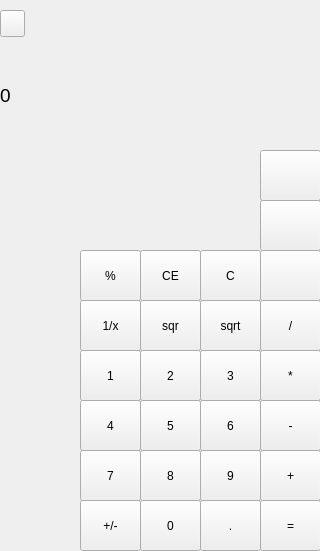
IceSun39/QtCalculator, file MainWindow.ui: the form before one commit.
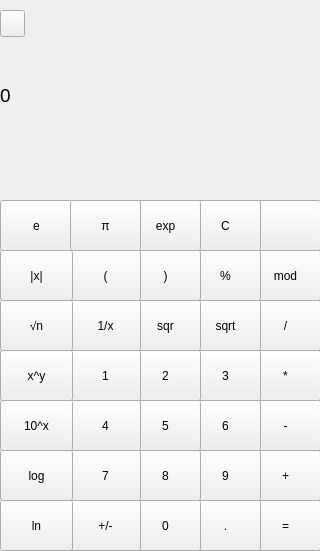
The form after the commit. Icons and pictures are not drawn.

Commit message: add pabd e button

What changed in the file:
```diff
--- a/MainWindow.ui
+++ b/MainWindow.ui
@@ -27,7 +27,7 @@
      <number>1</number>
     </property>
     <widget class="QWidget" name="page">
-     <widget class="QWidget" name="widgetEngineering" native="true">
+     <widget class="QWidget" name="widgetStandart" native="true">
       <property name="enabled">
        <bool>true</bool>
       </property>
@@ -35,7 +35,7 @@
        <rect>
         <x>0</x>
         <y>0</y>
-        <width>321</width>
+        <width>320</width>
         <height>551</height>
        </rect>
       </property>
@@ -455,7 +455,7 @@
      </widget>
     </widget>
     <widget class="QWidget" name="page_2">
-     <widget class="QWidget" name="widgetStandart" native="true">
+     <widget class="QWidget" name="widgetEngenireeng" native="true">
       <property name="enabled">
        <bool>true</bool>
       </property>
@@ -463,16 +463,16 @@
        <rect>
         <x>0</x>
         <y>0</y>
-        <width>331</width>
+        <width>320</width>
         <height>551</height>
        </rect>
       </property>
       <widget class="QPushButton" name="reverseNumber1">
        <property name="geometry">
         <rect>
-         <x>80</x>
+         <x>70</x>
          <y>300</y>
-         <width>61</width>
+         <width>71</width>
          <height>51</height>
         </rect>
        </property>
@@ -483,9 +483,9 @@
       <widget class="QPushButton" name="deleteButton1">
        <property name="geometry">
         <rect>
-         <x>260</x>
-         <y>250</y>
-         <width>61</width>
+         <x>250</x>
+         <y>200</y>
+         <width>71</width>
          <height>51</height>
         </rect>
        </property>
@@ -502,9 +502,9 @@
       <widget class="QPushButton" name="sixNum1">
        <property name="geometry">
         <rect>
-         <x>200</x>
+         <x>190</x>
          <y>400</y>
-         <width>61</width>
+         <width>71</width>
          <height>51</height>
         </rect>
        </property>
@@ -518,9 +518,9 @@
       <widget class="QPushButton" name="squareNumber1">
        <property name="geometry">
         <rect>
-         <x>140</x>
+         <x>130</x>
          <y>300</y>
-         <width>61</width>
+         <width>71</width>
          <height>51</height>
         </rect>
        </property>
@@ -528,25 +528,12 @@
         <string>sqr</string>
        </property>
       </widget>
-      <widget class="QPushButton" name="deleteAll1">
-       <property name="geometry">
-        <rect>
-         <x>140</x>
-         <y>250</y>
-         <width>61</width>
-         <height>51</height>
-        </rect>
-       </property>
-       <property name="text">
-        <string>CE</string>
-       </property>
-      </widget>
       <widget class="QPushButton" name="squareRoot1">
        <property name="geometry">
         <rect>
-         <x>200</x>
+         <x>190</x>
          <y>300</y>
-         <width>61</width>
+         <width>71</width>
          <height>51</height>
         </rect>
        </property>
@@ -557,9 +544,9 @@
       <widget class="QPushButton" name="eightNum1">
        <property name="geometry">
         <rect>
-         <x>140</x>
+         <x>130</x>
          <y>450</y>
-         <width>61</width>
+         <width>71</width>
          <height>51</height>
         </rect>
        </property>
@@ -573,9 +560,9 @@
       <widget class="QPushButton" name="getPercent1">
        <property name="geometry">
         <rect>
-         <x>80</x>
+         <x>190</x>
          <y>250</y>
-         <width>61</width>
+         <width>71</width>
          <height>51</height>
         </rect>
        </property>
@@ -586,8 +573,8 @@
       <widget class="QLabel" name="upperDisplay1">
        <property name="geometry">
         <rect>
-         <x>0</x>
-         <y>40</y>
+         <x>-20</x>
+         <y>50</y>
          <width>321</width>
          <height>31</height>
         </rect>
@@ -617,9 +604,9 @@
       <widget class="QPushButton" name="equal1">
        <property name="geometry">
         <rect>
-         <x>260</x>
+         <x>250</x>
          <y>500</y>
-         <width>61</width>
+         <width>71</width>
          <height>51</height>
         </rect>
        </property>
@@ -630,9 +617,9 @@
       <widget class="QPushButton" name="twoNum1">
        <property name="geometry">
         <rect>
-         <x>140</x>
+         <x>130</x>
          <y>350</y>
-         <width>61</width>
+         <width>71</width>
          <height>51</height>
         </rect>
        </property>
@@ -646,9 +633,9 @@
       <widget class="QPushButton" name="minus1">
        <property name="geometry">
         <rect>
-         <x>260</x>
+         <x>250</x>
          <y>400</y>
-         <width>61</width>
+         <width>71</width>
          <height>51</height>
         </rect>
        </property>
@@ -662,9 +649,9 @@
       <widget class="QPushButton" name="threeNum1">
        <property name="geometry">
         <rect>
-         <x>200</x>
+         <x>190</x>
          <y>350</y>
-         <width>61</width>
+         <width>71</width>
          <height>51</height>
         </rect>
        </property>
@@ -678,9 +665,9 @@
       <widget class="QPushButton" name="fourNum1">
        <property name="geometry">
         <rect>
-         <x>80</x>
+         <x>70</x>
          <y>400</y>
-         <width>61</width>
+         <width>71</width>
          <height>51</height>
         </rect>
        </property>
@@ -694,9 +681,9 @@
       <widget class="QPushButton" name="deleteLine1">
        <property name="geometry">
         <rect>
-         <x>200</x>
-         <y>250</y>
-         <width>61</width>
+         <x>190</x>
+         <y>200</y>
+         <width>71</width>
          <height>51</height>
         </rect>
        </property>
@@ -707,9 +694,9 @@
       <widget class="QPushButton" name="plus1">
        <property name="geometry">
         <rect>
-         <x>260</x>
+         <x>250</x>
          <y>450</y>
-         <width>61</width>
+         <width>71</width>
          <height>51</height>
         </rect>
        </property>
@@ -723,9 +710,9 @@
       <widget class="QPushButton" name="dot1">
        <property name="geometry">
         <rect>
-         <x>200</x>
+         <x>190</x>
          <y>500</y>
-         <width>61</width>
+         <width>71</width>
          <height>51</height>
         </rect>
        </property>
@@ -739,9 +726,9 @@
       <widget class="QPushButton" name="oneNum1">
        <property name="geometry">
         <rect>
-         <x>80</x>
+         <x>70</x>
          <y>350</y>
-         <width>61</width>
+         <width>71</width>
          <height>51</height>
         </rect>
        </property>
@@ -755,9 +742,9 @@
       <widget class="QPushButton" name="sevenNum1">
        <property name="geometry">
         <rect>
-         <x>80</x>
+         <x>70</x>
          <y>450</y>
-         <width>61</width>
+         <width>71</width>
          <height>51</height>
         </rect>
        </property>
@@ -771,9 +758,9 @@
       <widget class="QPushButton" name="fiveNum1">
        <property name="geometry">
         <rect>
-         <x>140</x>
+         <x>130</x>
          <y>400</y>
-         <width>61</width>
+         <width>71</width>
          <height>51</height>
         </rect>
        </property>
@@ -787,9 +774,9 @@
       <widget class="QPushButton" name="nineNum1">
        <property name="geometry">
         <rect>
-         <x>200</x>
+         <x>190</x>
          <y>450</y>
-         <width>61</width>
+         <width>71</width>
          <height>51</height>
         </rect>
        </property>
@@ -803,9 +790,9 @@
       <widget class="QPushButton" name="division1">
        <property name="geometry">
         <rect>
-         <x>260</x>
+         <x>250</x>
          <y>300</y>
-         <width>61</width>
+         <width>71</width>
          <height>51</height>
         </rect>
        </property>
@@ -838,9 +825,9 @@
       <widget class="QPushButton" name="changeSign1">
        <property name="geometry">
         <rect>
-         <x>80</x>
+         <x>70</x>
          <y>500</y>
-         <width>61</width>
+         <width>71</width>
          <height>51</height>
         </rect>
        </property>
@@ -851,9 +838,9 @@
       <widget class="QPushButton" name="multiply1">
        <property name="geometry">
         <rect>
-         <x>260</x>
+         <x>250</x>
          <y>350</y>
-         <width>61</width>
+         <width>71</width>
          <height>51</height>
         </rect>
        </property>
@@ -867,9 +854,9 @@
       <widget class="QPushButton" name="zeroNum1">
        <property name="geometry">
         <rect>
-         <x>140</x>
+         <x>130</x>
          <y>500</y>
-         <width>61</width>
+         <width>71</width>
          <height>51</height>
         </rect>
        </property>
@@ -880,44 +867,209 @@
         <string>0</string>
        </property>
       </widget>
-      <widget class="QPushButton" name="deleteButton1_3">
+      <widget class="QPushButton" name="getPercent1_3">
        <property name="geometry">
         <rect>
-         <x>260</x>
+         <x>130</x>
+         <y>250</y>
+         <width>71</width>
+         <height>51</height>
+        </rect>
+       </property>
+       <property name="text">
+        <string>)</string>
+       </property>
+      </widget>
+      <widget class="QPushButton" name="LeftParenButton">
+       <property name="geometry">
+        <rect>
+         <x>70</x>
+         <y>250</y>
+         <width>71</width>
+         <height>51</height>
+        </rect>
+       </property>
+       <property name="text">
+        <string>(</string>
+       </property>
+      </widget>
+      <widget class="QPushButton" name="modButton">
+       <property name="geometry">
+        <rect>
+         <x>250</x>
+         <y>250</y>
+         <width>71</width>
+         <height>51</height>
+        </rect>
+       </property>
+       <property name="text">
+        <string>mod</string>
+       </property>
+      </widget>
+      <widget class="QPushButton" name="expButton">
+       <property name="geometry">
+        <rect>
+         <x>130</x>
          <y>200</y>
-         <width>61</width>
+         <width>71</width>
          <height>51</height>
         </rect>
        </property>
        <property name="text">
-        <string/>
+        <string>exp</string>
        </property>
-       <property name="icon">
-        <iconset theme="QIcon::ThemeIcon::EditUndo"/>
+      </widget>
+      <widget class="QPushButton" name="piButton">
+       <property name="geometry">
+        <rect>
+         <x>70</x>
+         <y>200</y>
+         <width>71</width>
+         <height>51</height>
+        </rect>
        </property>
+       <property name="text">
+        <string>π</string>
+       </property>
+      </widget>
+      <widget class="QPushButton" name="eButton">
+       <property name="geometry">
+        <rect>
+         <x>0</x>
+         <y>200</y>
+         <width>73</width>
+         <height>51</height>
+        </rect>
+       </property>
+       <property name="text">
+        <string>e</string>
+       </property>
+      </widget>
+      <widget class="QPushButton" name="absButton">
+       <property name="geometry">
+        <rect>
+         <x>0</x>
+         <y>250</y>
+         <width>73</width>
+         <height>51</height>
+        </rect>
+       </property>
+       <property name="text">
+        <string>|x|</string>
+       </property>
+      </widget>
+      <widget class="QPushButton" name="sqrtRootNButton">
+       <property name="geometry">
+        <rect>
+         <x>0</x>
+         <y>300</y>
+         <width>73</width>
+         <height>51</height>
+        </rect>
+       </property>
+       <property name="text">
+        <string>√n</string>
+       </property>
+      </widget>
+      <widget class="QPushButton" name="xToPowerButton">
+       <property name="geometry">
+        <rect>
+         <x>0</x>
+         <y>350</y>
+         <width>73</width>
+         <height>51</height>
+        </rect>
+       </property>
+       <property name="text">
+        <string>x^y</string>
+       </property>
+      </widget>
+      <widget class="QPushButton" name="tenToPowerButton">
+       <property name="geometry">
+        <rect>
+         <x>0</x>
+         <y>400</y>
+         <width>73</width>
+         <height>51</height>
+        </rect>
+       </property>
+       <property name="text">
+        <string>10^x</string>
+       </property>
        <property name="shortcut">
-        <string>Backspace</string>
+        <string>5</string>
        </property>
       </widget>
-      <widget class="QPushButton" name="deleteButton1_4">
+      <widget class="QPushButton" name="logButton">
        <property name="geometry">
         <rect>
-         <x>260</x>
-         <y>150</y>
-         <width>61</width>
+         <x>0</x>
+         <y>450</y>
+         <width>73</width>
          <height>51</height>
         </rect>
        </property>
        <property name="text">
-        <string/>
+        <string>log</string>
        </property>
-       <property name="icon">
-        <iconset theme="QIcon::ThemeIcon::EditUndo"/>
+       <property name="shortcut">
+        <string>5</string>
        </property>
+      </widget>
+      <widget class="QPushButton" name="lnButton">
+       <property name="geometry">
+        <rect>
+         <x>0</x>
+         <y>500</y>
+         <width>73</width>
+         <height>51</height>
+        </rect>
+       </property>
+       <property name="text">
+        <string>ln</string>
+       </property>
        <property name="shortcut">
-        <string>Backspace</string>
+        <string>5</string>
        </property>
       </widget>
+      <zorder>deleteButton1</zorder>
+      <zorder>equal1</zorder>
+      <zorder>plus1</zorder>
+      <zorder>minus1</zorder>
+      <zorder>multiply1</zorder>
+      <zorder>division1</zorder>
+      <zorder>modButton</zorder>
+      <zorder>squareRoot1</zorder>
+      <zorder>threeNum1</zorder>
+      <zorder>sixNum1</zorder>
+      <zorder>nineNum1</zorder>
+      <zorder>dot1</zorder>
+      <zorder>zeroNum1</zorder>
+      <zorder>fiveNum1</zorder>
+      <zorder>squareNumber1</zorder>
+      <zorder>reverseNumber1</zorder>
+      <zorder>eightNum1</zorder>
+      <zorder>getPercent1</zorder>
+      <zorder>upperDisplay1</zorder>
+      <zorder>display1</zorder>
+      <zorder>twoNum1</zorder>
+      <zorder>fourNum1</zorder>
+      <zorder>oneNum1</zorder>
+      <zorder>sevenNum1</zorder>
+      <zorder>toolButtonMenu1</zorder>
+      <zorder>changeSign1</zorder>
+      <zorder>getPercent1_3</zorder>
+      <zorder>LeftParenButton</zorder>
+      <zorder>eButton</zorder>
+      <zorder>absButton</zorder>
+      <zorder>sqrtRootNButton</zorder>
+      <zorder>xToPowerButton</zorder>
+      <zorder>tenToPowerButton</zorder>
+      <zorder>logButton</zorder>
+      <zorder>lnButton</zorder>
+      <zorder>deleteLine1</zorder>
+      <zorder>expButton</zorder>
+      <zorder>piButton</zorder>
      </widget>
     </widget>
    </widget>
```
The commit also changes 3 other files.
